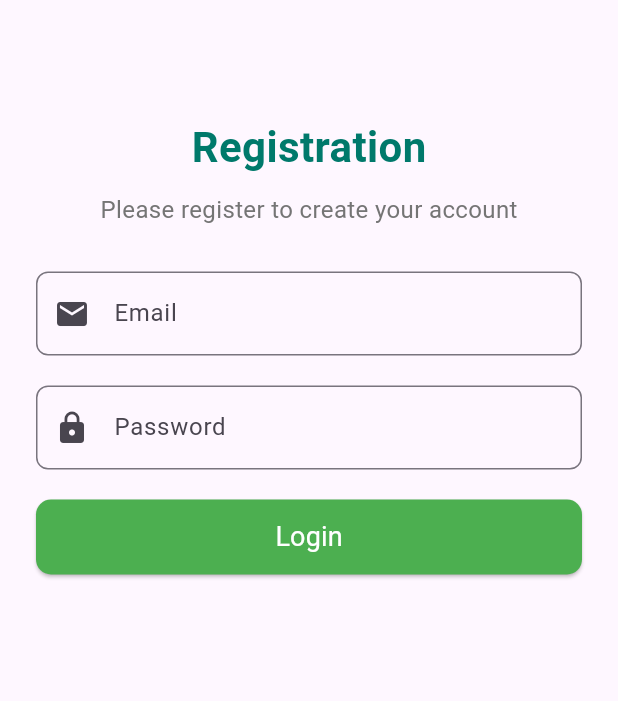
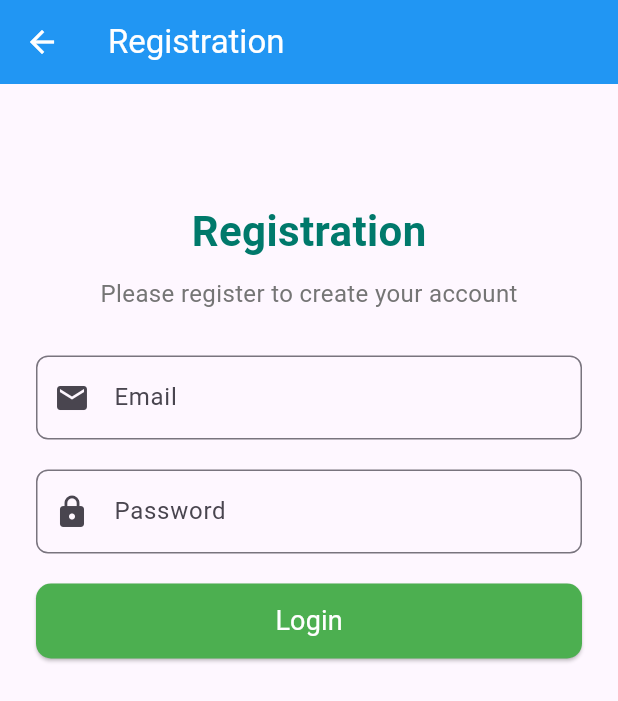
Before and after one commit to Andresas106/RecipeApp, a Flutter app: the screen it shows after launch, after a tap on an icon or button, on a phone screen of 412 x 824 dp. Shown: the top 701 px of the screen. Run offline on Flutter 3.47's test engine with Material 3 defaults, Android fonts, the light colour scheme and no system bars; our stand-ins replace cloud_firestore, firebase_auth, firebase_core, google_sign_in; accounts and stored records are empty; network calls fail.

Commit message:
some styles to Login Screen + Register Screen

```diff
--- a/recipe_app/lib/screens/LoginScreen.dart
+++ b/recipe_app/lib/screens/LoginScreen.dart
@@ -23,6 +23,11 @@ class _IntroScreenState extends State<LoginScreen> {
   @override
   Widget build(BuildContext context) {
     return Scaffold(
+        appBar: AppBar(
+          title: Text('Login', style: TextStyle(color: Colors.white),),
+          backgroundColor: Colors.blue,
+          automaticallyImplyLeading: false,
+        ),
       backgroundColor: Colors.white,
       body: SingleChildScrollView(
         child: Padding(
@@ -30,13 +35,13 @@ class _IntroScreenState extends State<LoginScreen> {
           child: Column(
             crossAxisAlignment: CrossAxisAlignment.center,
             children: [
-              SizedBox(height: 30,),
+              //SizedBox(height: 30,),
               Text('Welcome', style: TextStyle(fontSize: 28, fontWeight: FontWeight.bold, color: Colors.teal[700]),
               ),
               const SizedBox(height: 10,),
               Text('Please login to your account', style:  TextStyle(fontSize: 16, color: Colors.grey[600]),
               ),
-              const SizedBox(height: 30,),
+              const SizedBox(height: 20,),
               TextField(
                 controller: emailController,
                 decoration: InputDecoration(
--- a/recipe_app/lib/screens/RegisterScreen.dart
+++ b/recipe_app/lib/screens/RegisterScreen.dart
@@ -10,6 +10,11 @@ class Registerscreen extends StatelessWidget {
   @override
   Widget build(BuildContext context) {
     return Scaffold(
+      appBar: AppBar(
+        title: Text('Registration', style: TextStyle(color: Colors.white),),
+        backgroundColor: Colors.blue,
+        iconTheme: IconThemeData(color: Colors.white),
+      ),
       body: Padding(
         padding: const EdgeInsets.symmetric(horizontal: 24,vertical: 48),
         child: Column(
```
Also changed, not shown: recipe_app/lib/screens/RecipesScreen.dart (+10 -4 lines).
